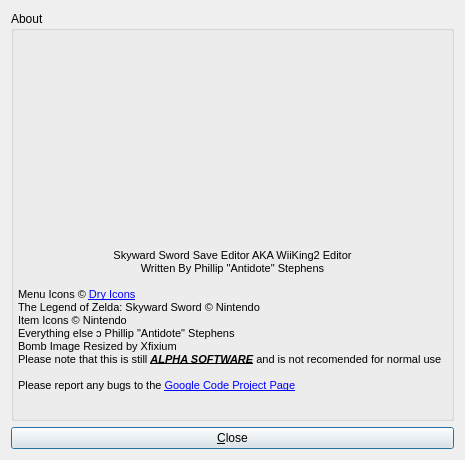
Antidote/skyward-sword-save-editor, file save editor/SS_SaveEditor/forms/aboutdialog.ui: the form before one commit.
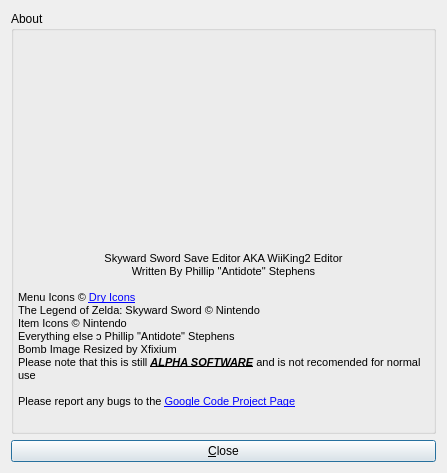
The form after the commit. Icons and pictures are not drawn.

Patch:
```diff
--- a/save editor/SS_SaveEditor/forms/aboutdialog.ui
+++ b/save editor/SS_SaveEditor/forms/aboutdialog.ui
@@ -6,8 +6,8 @@
    <rect>
     <x>0</x>
     <y>0</y>
-    <width>465</width>
-    <height>460</height>
+    <width>447</width>
+    <height>473</height>
    </rect>
   </property>
   <property name="windowTitle">
```
Left out of the diff: 2 changed lines with no effect on the pictures.
